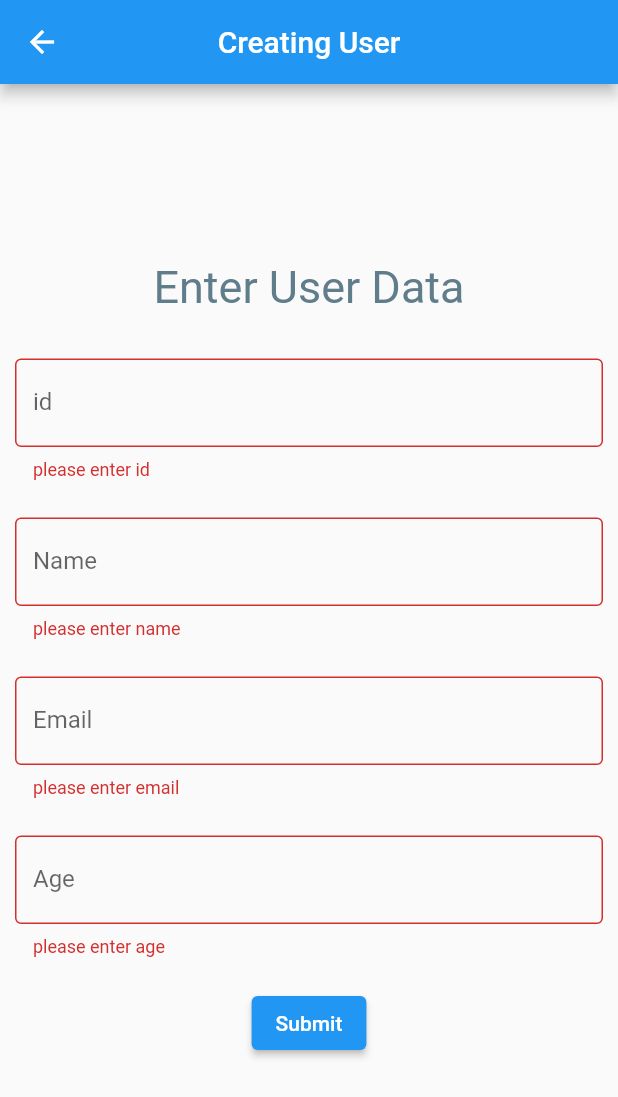
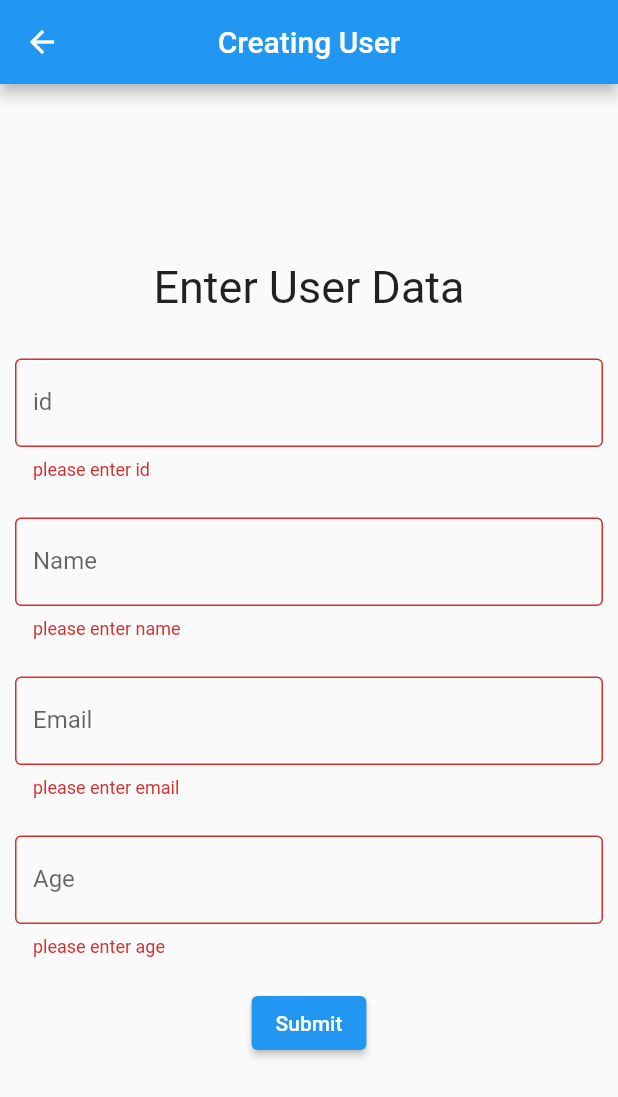
Before and after one commit to Rajkumarlohar65/Flutter, a Flutter app: the screen it shows after launch, after a tap on the "add" icon, on a phone screen of 412 x 824 dp. Shown: the top 1097 px of the screen. Run offline on Flutter 3.47's test engine with Material 2 defaults, Android fonts, the phone set to English and light mode, and no system bars; our stand-ins replace fluttertoast, get, sqflite; accounts and stored records are empty.

Commit message:
adding theme.dart

```diff
--- a/Offline DB in Flutter/lib/app/modules/add_user/views/add_user_view.dart
+++ b/Offline DB in Flutter/lib/app/modules/add_user/views/add_user_view.dart
@@ -26,7 +26,7 @@ class AddUserView extends GetView<AddUserController> {
               mainAxisAlignment: MainAxisAlignment.center,
               children: [
 
-                const Text("Enter User Data", style: TextStyle(fontSize: 30, color: MyColors.blueGreyColor),),
+                const Text("Enter User Data", style: TextStyle(fontSize: 30),),
 
                 const SizedBox(height: 30,),
 
--- a/Offline DB in Flutter/lib/app/modules/home/views/home_view.dart
+++ b/Offline DB in Flutter/lib/app/modules/home/views/home_view.dart
@@ -31,7 +31,7 @@ class HomeView extends GetView<HomeController> {
 
           if (userDetails.isEmpty) {
             return const Center(
-                child: Text("Empty !", style: TextStyle(fontSize: 30, color: MyColors.blueGreyColor),)
+                child: Text("Empty !", style: TextStyle(fontSize: 30),)
             );
           } else {
             return ListView.separated(
@@ -42,7 +42,7 @@ class HomeView extends GetView<HomeController> {
                   key: Key(userDetail.id.toString()),
                   direction: DismissDirection.endToStart,
                   background: Container(
-                    color: MyColors.redColor,
+                    color: AppColors.redColor,
                     alignment: Alignment.centerRight,
                     child: const Padding(
                       padding: EdgeInsets.all(8.0),
--- a/Offline DB in Flutter/lib/app/res/colors.dart
+++ b/Offline DB in Flutter/lib/app/res/colors.dart
@@ -1,9 +1,8 @@
 import 'package:flutter/material.dart';
 
-class MyColors{
+class AppColors{
 
   static const Color redColor = Color(0xFFF44336);
   static const Color greenColor = Color(0xFF00C853);
-  static const Color blueGreyColor = Color(0xFF607D8B);
 
 }
--- /dev/null
+++ b/Offline DB in Flutter/lib/app/res/theme.dart
@@ -0,0 +1,14 @@
+import 'package:flutter/material.dart';
+
+class AppTheme{
+
+  static ThemeData lightTheme(){
+    return ThemeData(
+      primarySwatch: Colors.blue,
+    );
+  }
+
+  static ThemeData darkTheme() {
+    return ThemeData.dark();
+  }
+}
--- a/Offline DB in Flutter/lib/app/res/utils.dart
+++ b/Offline DB in Flutter/lib/app/res/utils.dart
@@ -9,13 +9,13 @@ class Utils{
     Get.snackbar(
         title,
         message,
-        backgroundColor: MyColors.redColor,
+        backgroundColor: AppColors.redColor,
         duration: const Duration(seconds: 5),
         dismissDirection: DismissDirection.horizontal,
     );
   }
 
   void showToast(String message){
-    Fluttertoast.showToast(msg: message, backgroundColor: MyColors.greenColor);
+    Fluttertoast.showToast(msg: message, backgroundColor: AppColors.greenColor);
   }
 }
--- a/Offline DB in Flutter/lib/main.dart
+++ b/Offline DB in Flutter/lib/main.dart
@@ -1,12 +1,16 @@
 import 'package:flutter/material.dart';
 
 import 'package:get/get.dart';
+import 'package:offline_database/app/res/theme.dart';
 
 import 'app/routes/app_pages.dart';
 
 void main() {
   runApp(
     GetMaterialApp(
+      theme: AppTheme.lightTheme(),
+      darkTheme: AppTheme.darkTheme(),
+      themeMode: ThemeMode.system,
       debugShowCheckedModeBanner: false,
       title: "Application",
       initialRoute: AppPages.INITIAL,
```
